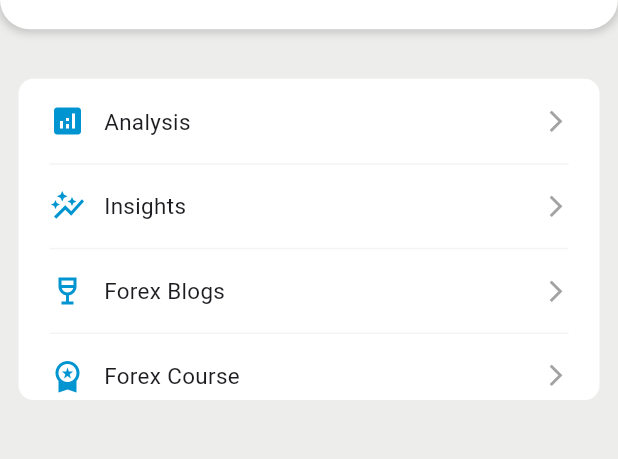
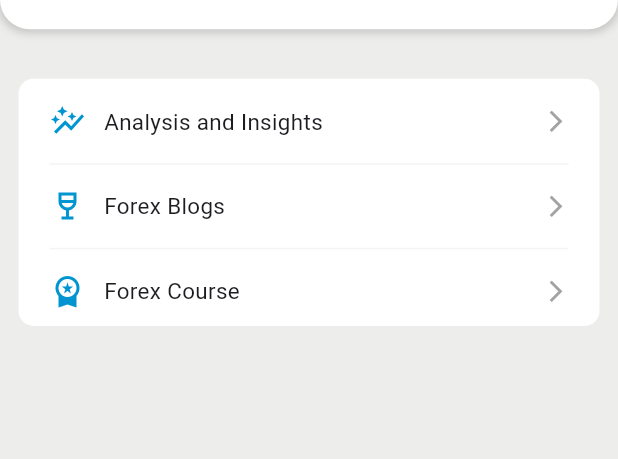
Before and after one commit to michaelSameh111/FX_Commission_app, a Flutter app: the ForexScreen screen opened directly, on a phone screen of 412 x 824 dp, the part 203-662 px from its top. Run offline on Flutter 3.47's test engine with Material 3 defaults, Android fonts, the phone set to English and light mode, and no system bars; our stand-ins replace bloc, chewie, dio, dropdown_button2, flutter_bloc, flutter_sizer and 2 more; missing offline and left inert: animated_rating_stars.

```diff
--- a/lib/controller/constants.dart
+++ b/lib/controller/constants.dart
@@ -1,4 +1,4 @@
-import 'package:fx_commission_app/model/forex_news/forex_news.dart';
+import 'package:fx_commission_app/model/forex_news/forex_news_model.dart';
 import 'package:fx_commission_app/model/login/login_model.dart';
 
 LoginDataModel loginDataModel = LoginDataModel();
--- a/lib/main.dart
+++ b/lib/main.dart
@@ -9,6 +9,7 @@ import 'package:fx_commission_app/model/dio_helper.dart';
 import 'package:fx_commission_app/view/pages/brokers_screen/main_brokers_screen.dart';
 import 'package:fx_commission_app/view/pages/home_layout_screen.dart';
 import 'package:fx_commission_app/view/pages/login_screen.dart';
+import 'package:fx_commission_app/view/pages/more_screen/forex/forex_screen.dart';
 import 'package:fx_commission_app/view/pages/more_screen/main_more_screen.dart';
 import 'package:fx_commission_app/view/pages/profile_screen/main_profile_screen.dart';
 import 'package:fx_commission_app/view/pages/profile_screen/registered_from_my_referral/registered_from_my_referral_screen.dart';
@@ -43,7 +44,7 @@ class MyApp extends StatelessWidget {
       child: FlutterSizer(
         builder: (context, orientation, screenType) {
           return MaterialApp(
-            home: const LoginScreen(),
+            home: const ForexScreen(),
             debugShowCheckedModeBanner: false,
             color: Colors.red,
             theme: ThemeData(
--- a/lib/view/pages/more_screen/forex/forex_screen.dart
+++ b/lib/view/pages/more_screen/forex/forex_screen.dart
@@ -1,43 +1,26 @@
 import 'package:flutter/material.dart';
 import 'package:flutter_sizer/flutter_sizer.dart';
-import 'package:fx_commission_app/controller/constants.dart';
-import 'package:fx_commission_app/controller/cubit/cubit.dart';
-import 'package:fx_commission_app/view/pages/more_screen/forex/analysis/analysis_screen.dart';
 import 'package:fx_commission_app/view/pages/more_screen/forex/forex_blogs/Recent_blogs_posts_screen.dart';
 import 'package:fx_commission_app/view/pages/more_screen/forex/forex_course/forex_course_screen.dart';
 import 'package:fx_commission_app/view/pages/more_screen/forex/insights/insights_screen.dart';
 import 'package:fx_commission_app/view/widgets/reusable_widgets.dart';
 
-class ForexScreen extends StatefulWidget {
+class ForexScreen extends StatelessWidget {
   const ForexScreen({super.key});
-
-  @override
-  State<ForexScreen> createState() => _ForexScreenState();
-}
-
-class _ForexScreenState extends State<ForexScreen> {
-
-  @override
-  void initState() {
-    super.initState();
-    AppCubit.get(context).getForexNews();
-  }
 
   @override
   Widget build(BuildContext context) {
     return Scaffold(
       appBar: reusableAppBar(context: context, text: 'More'),
-
       body: SingleChildScrollView(
         child: Column(
           children: [
             containerBelowAppBar(text: 'FOREX'),
-
             Padding(
               padding: EdgeInsets.symmetric(horizontal: 3.0.w, vertical: 4.h),
               child: Container(
                 width: double.infinity,
-                height: 26.h,
+                height: 20.h,
                 decoration: BoxDecoration(
                     borderRadius: BorderRadius.circular(10.dp),
                     color: Colors.white),
@@ -45,25 +28,60 @@ class _ForexScreenState extends State<ForexScreen> {
                   padding: EdgeInsets.symmetric(horizontal: 5.w, vertical: 2.h),
                   child: Column(
                     children: [
+                      // InkWell(
+                      //   onTap: () {
+                      //     Navigator.push(
+                      //         context,
+                      //         MaterialPageRoute(
+                      //             builder: (context) =>
+                      //                 AnalysisScreen()));
+                      //   },
+                      //   child: Row(
+                      //     children: [
+                      //       const Icon(
+                      //         Icons.analytics,
+                      //         color: Color(0xff0095D0),
+                      //       ),
+                      //       SizedBox(
+                      //         width: 3.w,
+                      //       ),
+                      //       Text(
+                      //         'Analysis',
+                      //         style: TextStyle(fontSize: 15.dp),
+                      //       ),
+                      //       const Spacer(),
+                      //       Icon(
+                      //         Icons.arrow_forward_ios,
+                      //         color: const Color(0xffA2A2A2),
+                      //         size: 17.dp,
+                      //       )
+                      //     ],
+                      //   ),
+                      // ),
+                      // SizedBox(height: 1.h,),
+                      // const Divider(
+                      //   color: Color(0xffF5F4F4),
+                      // ),
+                      // SizedBox(height: 1.h,),
+
                       InkWell(
                         onTap: () {
                           Navigator.push(
                               context,
                               MaterialPageRoute(
-                                  builder: (context) =>
-                                      AnalysisScreen()));
+                                  builder: (context) => InsightsScreen()));
                         },
                         child: Row(
                           children: [
                             const Icon(
-                              Icons.analytics,
+                              Icons.auto_graph,
                               color: Color(0xff0095D0),
                             ),
                             SizedBox(
                               width: 3.w,
                             ),
                             Text(
-                              'Analysis',
+                              'Analysis and Insights',
                               style: TextStyle(fontSize: 15.dp),
                             ),
                             const Spacer(),
@@ -75,47 +93,15 @@ class _ForexScreenState extends State<ForexScreen> {
                           ],
                         ),
                       ),
-                      SizedBox(height: 1.h,),
+                      SizedBox(
+                        height: 1.h,
+                      ),
                       const Divider(
                         color: Color(0xffF5F4F4),
                       ),
-                      SizedBox(height: 1.h,),
-
-                      InkWell(
-                        onTap: () {
-                          Navigator.push(
-                              context,
-                              MaterialPageRoute(
-                                  builder: (context) =>
-                                      InsightsScreen()));
-                        },
-                        child: Row(
-                          children: [
-                            const Icon(
-                              Icons.auto_graph,
-                              color: Color(0xff0095D0),
-                            ),
-                            SizedBox(
-                              width: 3.w,
-                            ),
-                            Text(
-                              'Insights',
-                              style: TextStyle(fontSize: 15.dp),
-                            ),
-                            const Spacer(),
-                            Icon(
-                              Icons.arrow_forward_ios,
-                              color: const Color(0xffA2A2A2),
-                              size: 17.dp,
-                            )
-                          ],
-                        ),
+                      SizedBox(
+                        height: 1.h,
                       ),
-                      SizedBox(height: 1.h,),
-                      const Divider(
-                        color: Color(0xffF5F4F4),
-                      ),
-                      SizedBox(height: 1.h,),
 
                       InkWell(
                         onTap: () {
@@ -147,19 +133,22 @@ class _ForexScreenState extends State<ForexScreen> {
                           ],
                         ),
                       ),
-                      SizedBox(height: 1.h,),
+                      SizedBox(
+                        height: 1.h,
+                      ),
                       const Divider(
                         color: Color(0xffF5F4F4),
                       ),
-                      SizedBox(height: 1.h,),
+                      SizedBox(
+                        height: 1.h,
+                      ),
 
                       InkWell(
                         onTap: () {
                           Navigator.push(
                               context,
                               MaterialPageRoute(
-                                  builder: (context) =>
-                                      ForexCourseScreen()));
+                                  builder: (context) => ForexCourseScreen()));
                         },
                         child: Row(
                           children: [
```
Also changed, not shown: lib/controller/cubit/cubit.dart (+7 -7 lines), lib/model/forex_news/forex_news_model.dart (renamed from lib/model/forex_news/forex_news.dart, +4 -4 lines), lib/view/pages/more_screen/forex/forex_blogs/Recent_blogs_posts_screen.dart (+75 -33 lines).
